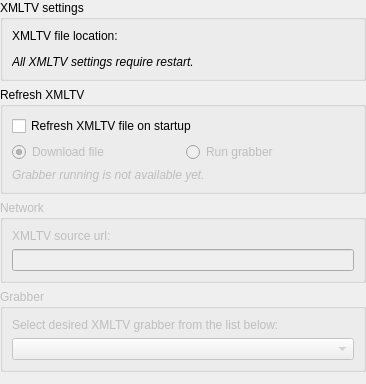
Above: src/ui/settings/SettingsSchedule.ui from ntadej/tano before the change. Below: the same form after it.
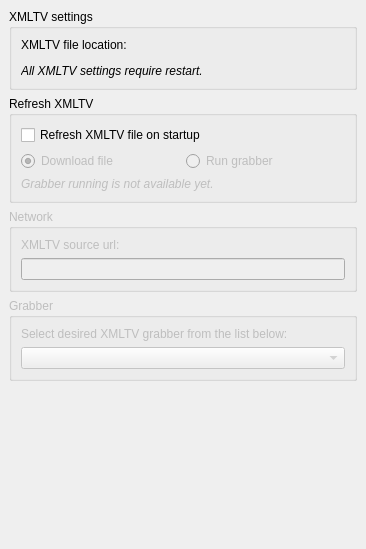
That is the form after the change. Icons and pictures are not drawn. Custom widgets are drawn as their Qt base class.

Diff of the .ui file:
```diff
--- a/src/ui/settings/SettingsSchedule.ui
+++ b/src/ui/settings/SettingsSchedule.ui
@@ -7,7 +7,7 @@
     <x>0</x>
     <y>0</y>
     <width>366</width>
-    <height>384</height>
+    <height>549</height>
    </rect>
   </property>
   <property name="windowIcon">
@@ -19,6 +19,24 @@
     <number>0</number>
    </property>
    <item>
+    <widget class="QScrollArea" name="scrollArea">
+     <property name="frameShape">
+      <enum>QFrame::NoFrame</enum>
+     </property>
+     <property name="widgetResizable">
+      <bool>true</bool>
+     </property>
+     <widget class="QWidget" name="scrollAreaWidgetContents">
+      <property name="geometry">
+       <rect>
+        <x>0</x>
+        <y>0</y>
+        <width>378</width>
+        <height>533</height>
+       </rect>
+      </property>
+      <layout class="QVBoxLayout" name="verticalLayout_5">
+       <item>
     <widget class="QGroupBox" name="groupXmltv">
      <property name="title">
       <string>XMLTV settings</string>
@@ -144,11 +162,15 @@
      </property>
      <property name="sizeHint" stdset="0">
       <size>
-       <width>20</width>
-       <height>40</height>
+           <width>0</width>
+           <height>93</height>
       </size>
      </property>
     </spacer>
+       </item>
+      </layout>
+     </widget>
+    </widget>
    </item>
   </layout>
  </widget>
```
Lines whose indentation alone changed are shown as unchanged.
